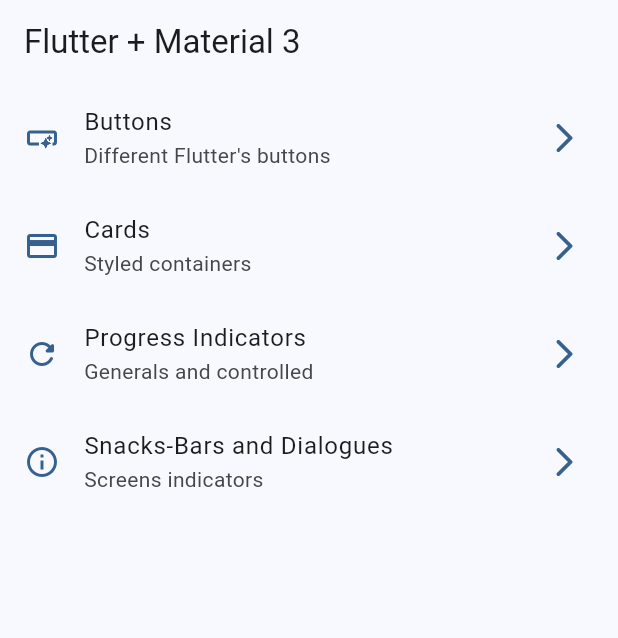
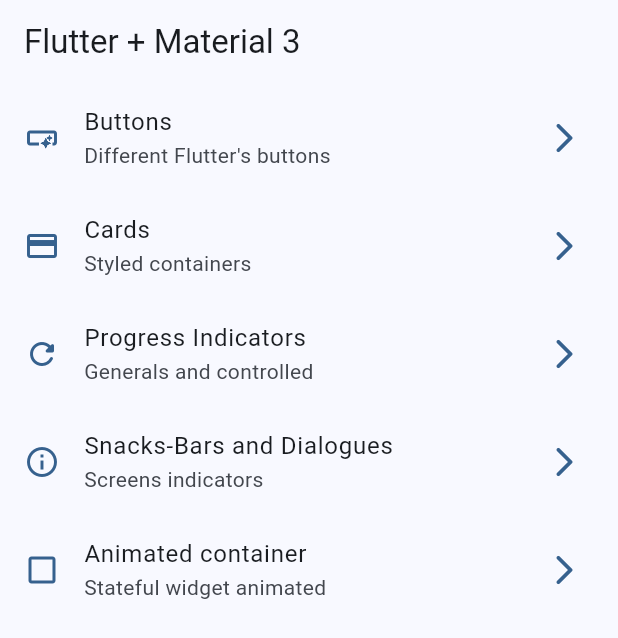
Before and after one commit to ObedSAGA/widgetapp-flutter, a Flutter app: the screen it shows after launch, on a phone screen of 412 x 824 dp. Shown: the top 638 px of the screen. Run offline on Flutter 3.47's test engine with Material 2 defaults, Android fonts, the phone set to English and light mode, and no system bars; our stand-ins replace go_router.

Commit message:
Add animated container feature

```diff
--- a/lib/config/menu/menu_items.dart
+++ b/lib/config/menu/menu_items.dart
@@ -39,5 +39,11 @@ const appMenuItems = <MenuItem>[
     link: '/snackbars',
     icon: Icons.info_outline
     ),
+  MenuItem(
+    title: 'Animated container',
+    subTitle: 'Stateful widget animated',
+    link: '/animated',
+    icon: Icons.check_box_outline_blank_outlined
+    ),
 
 ];
--- a/lib/config/router/app_router.dart
+++ b/lib/config/router/app_router.dart
@@ -31,5 +31,10 @@ final appRouter = GoRouter(
       name: SnackBarScreen.name,
       builder: (context, state) => const SnackBarScreen(),
     ),
+    GoRoute(
+      path: '/animated',
+      name: AnimatedScreen.name,
+      builder: (context, state) => const AnimatedScreen(),
+    ),
   ],
 );
```
Also changed, not shown: lib/presentation/screens/animated/animated_screen.dart (+48 -2 lines).
